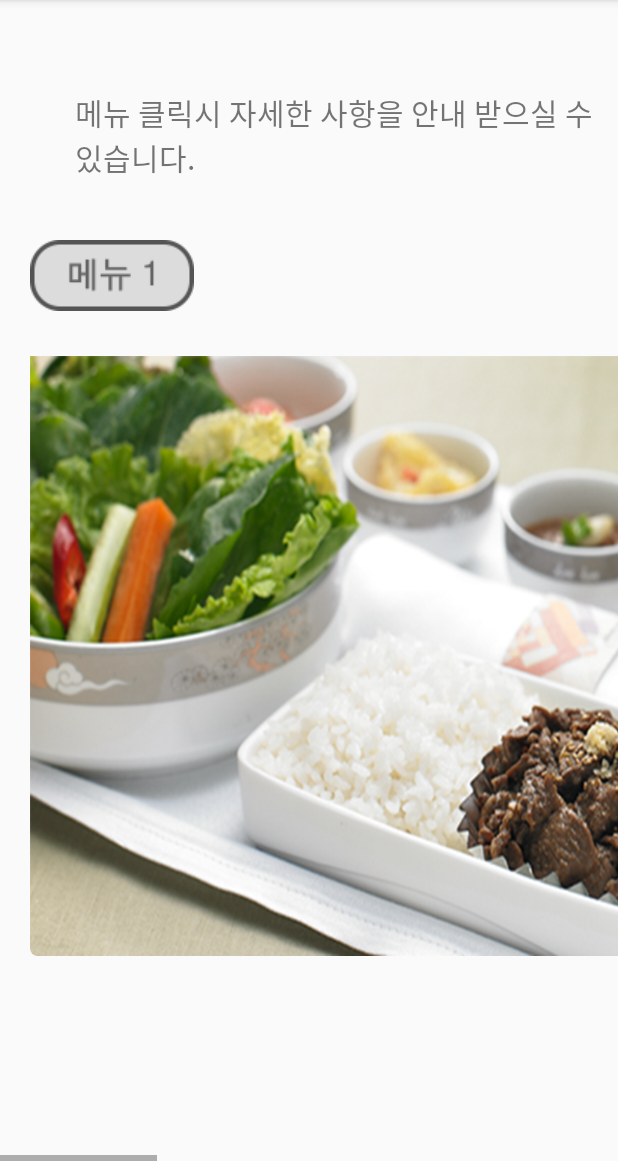
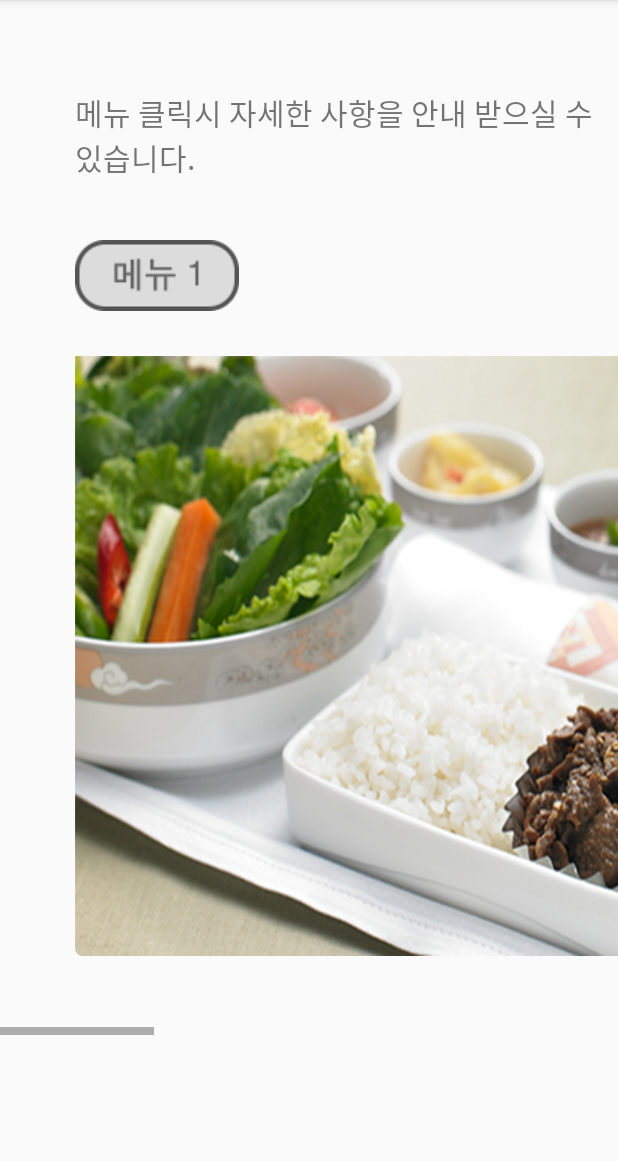
Before and after one commit to hanwjdgh/MEALicious, an Android app: the MenuDetailFragment screen opened directly, with no data from a screen before it, on a phone screen of 412 x 824 dp, the part 75-1236 px from its top. Run offline under Robolectric (Android 15) with nearby library versions, the light colour scheme and no system bars; Roboto replaces fonts that are not available here.

Commit message:
update scroll

```diff
--- a/app/src/main/res/layout/fragment_menudetail.xml
+++ b/app/src/main/res/layout/fragment_menudetail.xml
@@ -4,8 +4,8 @@
     android:layout_height="match_parent">
 
     <RelativeLayout
-        android:layout_width="match_parent"
-        android:layout_height="match_parent">
+        android:layout_width="wrap_content"
+        android:layout_height="wrap_content">
 
         <TextView
             android:id="@+id/dtext"
@@ -27,7 +27,9 @@
             <android.support.v7.widget.RecyclerView
                 android:id="@+id/listView"
                 android:layout_width="match_parent"
-                android:layout_height="match_parent"
+                android:layout_height="570dp"
+                android:scrollbarSize="5dp"
+                android:scrollbarThumbVertical="@color/colorWallet"
                 android:fadeScrollbars="false"
                 android:scrollbars="horizontal" />
         </LinearLayout>
--- a/app/src/main/res/layout/fragment_menudetail2.xml
+++ b/app/src/main/res/layout/fragment_menudetail2.xml
@@ -1,7 +1,7 @@
 <?xml version="1.0" encoding="utf-8"?>
 <LinearLayout xmlns:android="http://schemas.android.com/apk/res/android"
     android:layout_width="wrap_content"
-    android:layout_height="match_parent">
+    android:layout_height="wrap_content">
 
     <RelativeLayout
         android:layout_width="match_parent"
@@ -28,7 +28,7 @@
                 android:id="@+id/listView"
                 android:layout_width="match_parent"
                 android:layout_height="match_parent"
-                android:scrollbarSize="7dp"
+                android:scrollbarSize="5dp"
                 android:scrollbarThumbVertical="@color/colorWallet"
 
                 android:fadeScrollbars="false"
--- a/app/src/main/res/layout/list_item.xml
+++ b/app/src/main/res/layout/list_item.xml
@@ -3,15 +3,15 @@
     xmlns:card_view="http://schemas.android.com/apk/res-auto"
     android:layout_width="match_parent"
     android:layout_height="match_parent"
-    android:layout_marginLeft="30dp"
+    android:layout_marginLeft="50dp"
     android:orientation="vertical">
 
     <android.support.v7.widget.CardView
         android:id="@+id/cardview"
         android:layout_width="wrap_content"
         android:layout_height="match_parent"
-        android:layout_marginLeft="20dp"
-        android:layout_marginRight="20dp"
+        android:layout_marginLeft="50dp"
+
         android:layout_marginTop="40dp"
         android:layout_marginBottom="40dp"
         card_view:cardElevation="0dp"
```
Also changed, not shown: app/src/main/java/com/example/meal/Activity/ServiceActivity.java (+10 -6 lines).
